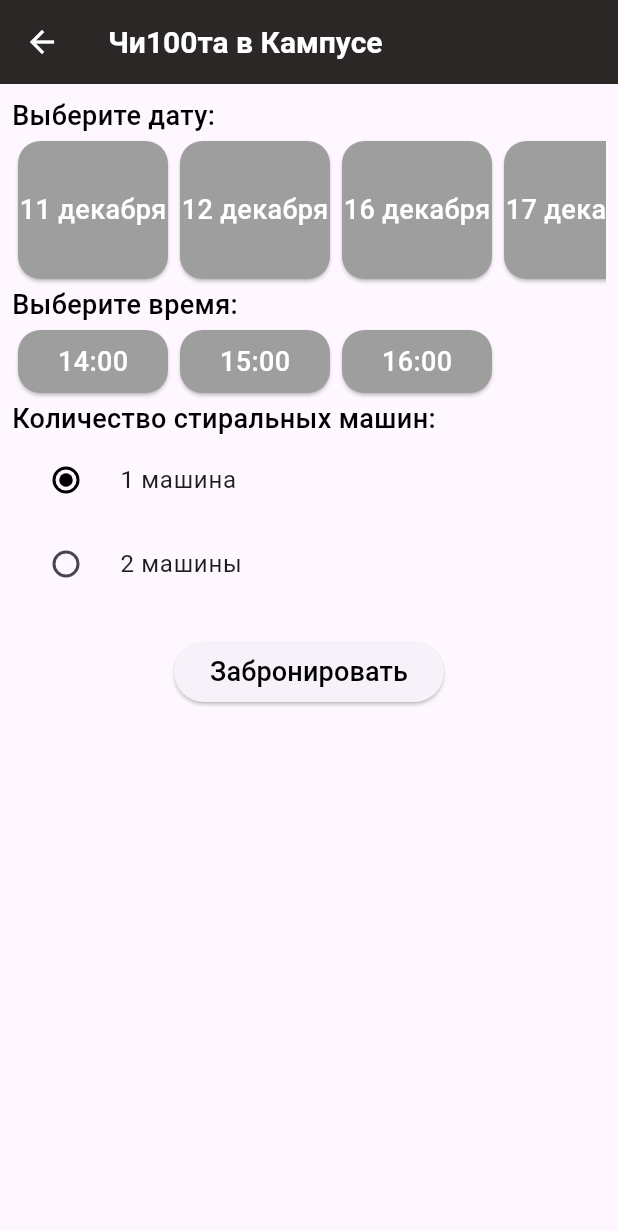
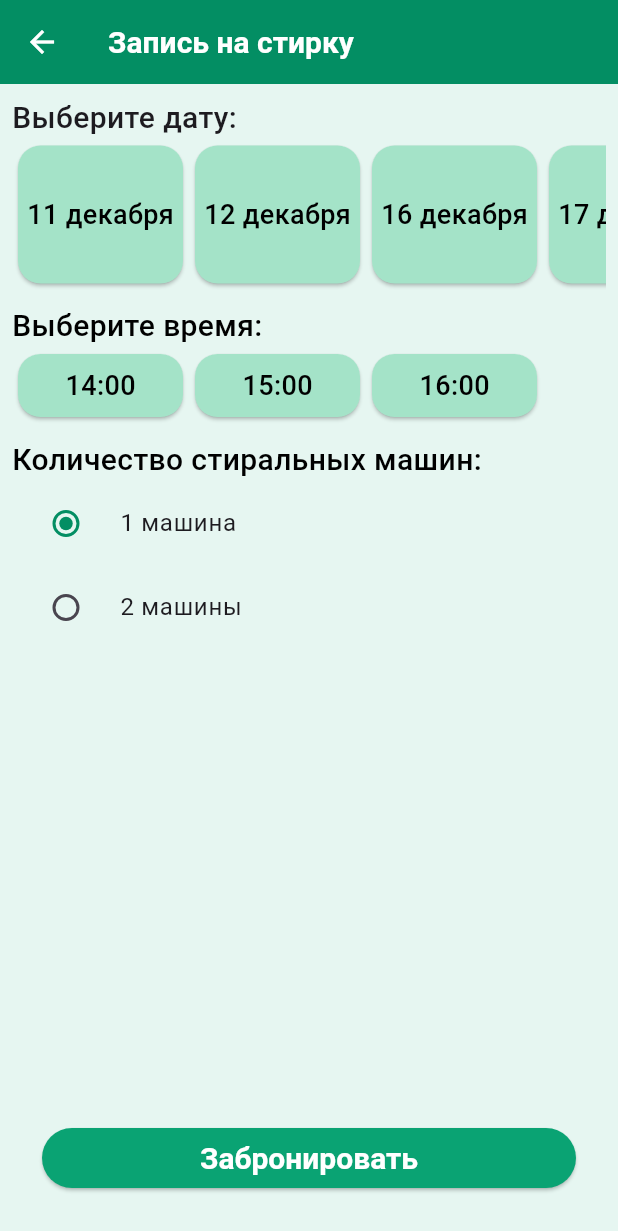
Before and after one commit to slvth/cleanliness, a Flutter app: the RecordScreen screen opened by its route, on a phone screen of 412 x 824 dp. Shown: the top 1231 px of the screen. Run offline on Flutter 3.47's test engine with Material 3 defaults, Android fonts, the phone set to English and light mode, and no system bars; our stand-ins replace auto_route, cloud_firestore, firebase_auth, firebase_core, shared_preferences; accounts and stored records are empty; network calls fail.

Commit message:
0.0.7 - update design

```diff
--- a/lib/features/record/view/record_screen.dart
+++ b/lib/features/record/view/record_screen.dart
@@ -6,6 +6,7 @@ import 'package:cloud_firestore/cloud_firestore.dart';
 
 import '../../../repositories/firebase/BookingService.dart';
 import '../../../repositories/models/models.dart';
+import '../../../theme/theme.dart';
 import '../widgets/widgets.dart';
 
 @RoutePage()
@@ -75,17 +76,23 @@ class _RecordScreenState extends State<RecordScreen> {
     final _startOfWeek = getStartOfWeek(DateTime.now());
     final _generateDatesForTwoWeeks = generateDatesForTwoWeeks(_startOfWeek);
     final _datesToString = datesToString(_generateDatesForTwoWeeks);
+    final theme = Theme.of(context);
 
     return Scaffold(
       appBar: AppBar(
-          title: const Text('Чи100та в Кампусе'),
+        title: const Text(
+          'Запись на стирку',
+        ),
       ),
       body: Padding(
         padding: const EdgeInsets.all(8.0),
         child: Column(
           crossAxisAlignment: CrossAxisAlignment.start,
           children: [
-              const Text('Выберите дату:'),
+            Text(
+              'Выберите дату:',
+              style: defaultTheme.textTheme.labelSmall,
+            ),
             SizedBox(
               height: 100,
               child: HorizontalListView(
@@ -102,6 +109,7 @@ class _RecordScreenState extends State<RecordScreen> {
                 },
               ),
             ),
+            const SizedBox(height: 10),
             const Text('Выберите время:'),
             SizedBox(
               height: 50,
@@ -109,19 +117,30 @@ class _RecordScreenState extends State<RecordScreen> {
                 items: _availableTimes,
                 selectIndex: _selectedTimeIndex,
                 onItemSelected: (time) {
+                  if (_availableTimes.contains(time)) {
+                    // Проверяем, доступно ли время
                     setState(() {
                       _selectedTime = time;
                       _selectedTimeIndex = _availableTimes
                           .indexOf(time); // Сохраняем выбранный индекс времени
                     });
+                  } else {
+                    // Если время недоступно, показываем сообщение
+                    ScaffoldMessenger.of(context).showSnackBar(
+                      SnackBar(content: Text('Время $time уже занято')),
+                    );
+                  }
                 },
               ),
             ),
+            const SizedBox(height: 10),
             const Text('Количество стиральных машин:'),
-              Column(
+            Expanded(
+              // Обернули в Expanded, чтобы занять доступное пространство
+              child: Column(
                 children: [
                   RadioListTile(
-                    activeColor: Colors.black,
+                    activeColor: const Color.fromRGBO(3, 142, 99, 1.0),
                     value: 1,
                     groupValue: _currentValueRadio,
                     onChanged: (value) {
@@ -129,10 +148,10 @@ class _RecordScreenState extends State<RecordScreen> {
                         _currentValueRadio = value!;
                       });
                     },
-                    title: const Text('1 машина'),
+                    title: Text('1 машина'),
                   ),
                   RadioListTile(
-                    activeColor: Colors.black,
+                    activeColor: const Color.fromRGBO(3, 142, 99, 1.0),
                     value: 2,
                     groupValue: _currentValueRadio,
                     onChanged: (value) {
@@ -144,9 +163,12 @@ class _RecordScreenState extends State<RecordScreen> {
                   ),
                 ],
               ),
+            ),
             Padding(
               padding: const EdgeInsets.all(20),
               child: Center(
+                child: SizedBox(
+                  width: double.infinity,
                   child: ElevatedButton(
                     onPressed: () {
                       if (_selectedDate != null && _selectedTime != null) {
@@ -168,14 +190,16 @@ class _RecordScreenState extends State<RecordScreen> {
                     },
                     child: const Text(
                       'Забронировать',
-                      style: TextStyle(color: Colors.black, fontSize: 18),
+                      style: TextStyle(color: Colors.white, fontSize: 20),
+                    ),
                   ),
                 ),
               ),
             ),
           ],
         ),
-        ));
+      ),
+    );
   }
 }
 
--- a/lib/features/record/widgets/horizontal_list_view.dart
+++ b/lib/features/record/widgets/horizontal_list_view.dart
@@ -7,7 +7,8 @@ class HorizontalListView extends StatefulWidget {
   const HorizontalListView({
     super.key,
     required this.items,
-    this.onItemSelected, required this.selectIndex,
+    this.onItemSelected,
+    required this.selectIndex,
   });
 
   @override
@@ -38,9 +39,17 @@ class _HorizontalListViewState extends State<HorizontalListView> {
             shape: RoundedRectangleBorder(
               borderRadius: BorderRadius.circular(15),
             ),
-            color: (_indexSelect == i && _indexSelect != -1  && widget.selectIndex!=-1) ? Colors.black : Colors.grey, // Изменение цвета в зависимости от выбранного элемента
+            //color: (_indexSelect == i && _indexSelect != -1  && widget.selectIndex!=-1) ? Colors.black : Colors.grey, // Изменение цвета в зависимости от выбранного элемента
+            // Изменение цвета в зависимости от выбранного элемента
+            color: (_indexSelect == i &&
+                    _indexSelect != -1 &&
+                    widget.selectIndex != -1)
+                ? const Color.fromRGBO(10, 163, 115, 1.0)
+                //: const Color.fromRGBO(144, 205, 179, 1.0),
+                //: const Color.fromRGBO(149, 223, 187, 1.0),
+                : const Color.fromRGBO(164, 227, 200, 1.0),
             child: SizedBox(
-              width: 100,
+              width: 110,
               child: Center(
                 child: Row(
                   mainAxisAlignment: MainAxisAlignment.center,
@@ -48,7 +57,13 @@ class _HorizontalListViewState extends State<HorizontalListView> {
                     Text(
                       widget.items[i],
                       textAlign: TextAlign.center,
-                      style: TextStyle(color: Colors.white.withOpacity(1)),
+                      style: TextStyle(
+                          fontSize: 18,
+                          color: (_indexSelect == i &&
+                                  _indexSelect != -1 &&
+                                  widget.selectIndex != -1)
+                              ? Colors.white
+                              : Colors.black),
                     ),
                   ],
                 ),
--- a/lib/features/record_list/view/record_list_admin_screen.dart
+++ b/lib/features/record_list/view/record_list_admin_screen.dart
@@ -35,7 +35,7 @@ class _RecordListAdminScreenState extends State<RecordListAdminScreen> {
   @override
   Widget build(BuildContext context) {
     return Scaffold(
-      appBar: AppBar(title: Text('Бронирования')),
+      appBar: AppBar(title: Text('Бронирования студентов')),
       body: userId == null
           ? Center(child: CircularProgressIndicator())
           : StreamBuilder<List<DocumentSnapshot>>(stream: _bookingService.getAllBookings2(), builder: (context, snapshot){
--- a/lib/theme/theme.dart
+++ b/lib/theme/theme.dart
@@ -1,20 +1,34 @@
 import 'package:flutter/material.dart';
+//import 'package:google_fonts/google_fonts.dart';
 
 final defaultTheme = ThemeData(
     //colorScheme: ColorScheme.fromSeed(seedColor: Colors.red),
     useMaterial3: true,
     //scaffoldBackgroundColor: const Color.fromRGBO(255, 255, 255, 1.0),
     //scaffoldBackgroundColor: const Color.fromRGBO(43, 39, 39, 1.0),
+    scaffoldBackgroundColor: const Color.fromRGBO(230, 246, 241, 1.0),
     textTheme: TextTheme(
-      bodyMedium: const TextStyle(color: Colors.black, fontSize: 18, fontWeight: FontWeight.w500),
+      bodyMedium: TextStyle(
+          //fontFamily: GoogleFonts.lato().fontFamily,
+          color: Colors.black,
+          fontSize: 20,
+          fontWeight: FontWeight.w500),
       bodySmall: TextStyle(color: Colors.black.withOpacity(0.6), fontSize: 14),
     ),
     appBarTheme: const AppBarTheme(
-        backgroundColor: Color.fromRGBO(43, 39, 39, 1.0),
-        titleTextStyle:
-        TextStyle(fontSize: 20, fontWeight: FontWeight.w700),
+        //backgroundColor: Color.fromRGBO(43, 39, 39, 1.0),
+        backgroundColor: Color.fromRGBO(3, 142, 99, 1.0),
+        titleTextStyle: TextStyle(fontSize: 20, fontWeight: FontWeight.w700),
         iconTheme: IconThemeData(color: Colors.white)),
     cardTheme: const CardTheme(
       color: Color.fromRGBO(30, 27, 27, 1),
-    )
-);
+    ),
+    elevatedButtonTheme: ElevatedButtonThemeData(
+      style: ElevatedButton.styleFrom(
+        minimumSize: const Size(double.infinity, 40),
+        textStyle: const TextStyle(
+            color: Colors.white, fontSize: 20, fontWeight: FontWeight.bold),
+        foregroundColor: Colors.white, // text color
+        backgroundColor: const Color.fromRGBO(10, 163, 115, 1),
+      ),
+    ));
```
Also changed, not shown: lib/features/record_list/view/record_list_screen.dart (+14 -7 lines), lib/features/record_list/widgets/record_tile.dart (+25 -6 lines), lib/features/sign_in/sign_in_test_screen.dart (+18 -4 lines), pubspec.yaml (+13 -0 lines), assets/washer_logo.png (added), pubspec.lock, 53 other files. Lines whose indentation alone changed are shown as unchanged.
